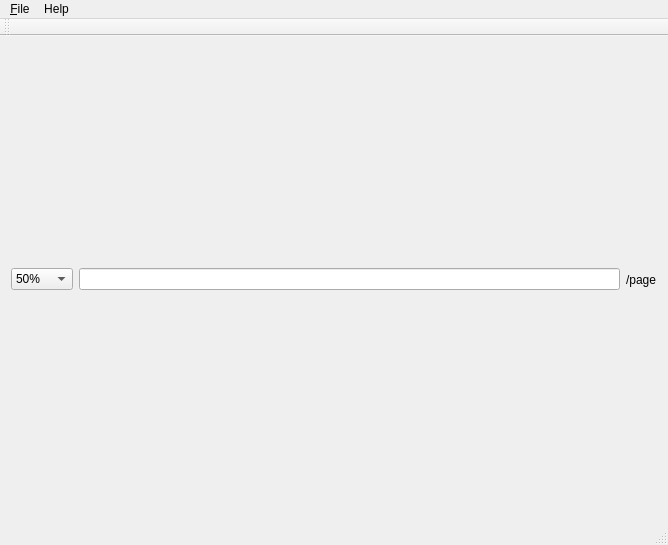
The window that Mini-Pdf-Reader/mainwindow.ui (ylzf0000/Mini-Pdf-Reader) describes before a commit, drawn with Qt 5.
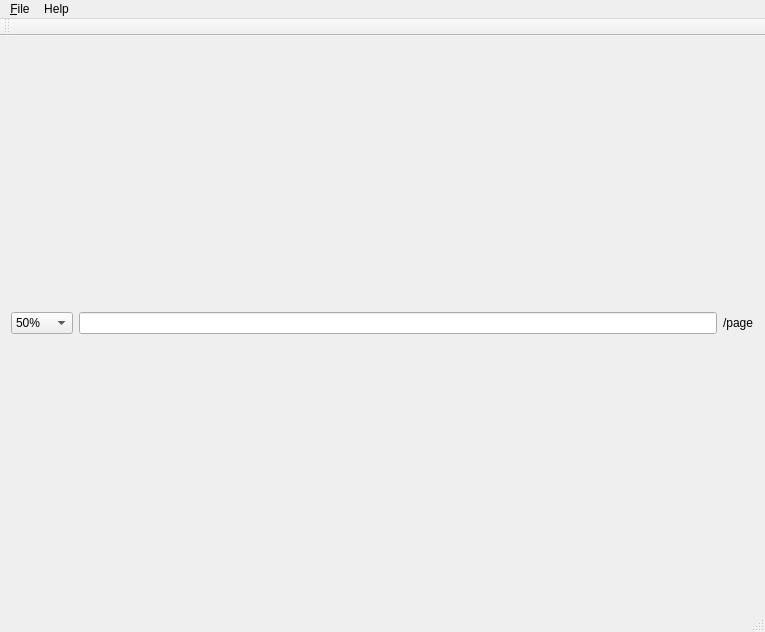
The same window after the commit.

```diff
--- a/Mini-Pdf-Reader/mainwindow.ui
+++ b/Mini-Pdf-Reader/mainwindow.ui
@@ -6,8 +6,8 @@
    <rect>
     <x>0</x>
     <y>0</y>
-    <width>668</width>
-    <height>545</height>
+    <width>765</width>
+    <height>632</height>
    </rect>
   </property>
   <property name="windowTitle">
@@ -74,7 +74,7 @@
     <rect>
      <x>0</x>
      <y>0</y>
-     <width>668</width>
+     <width>765</width>
      <height>23</height>
     </rect>
    </property>
```
